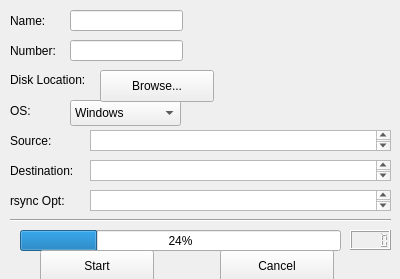
Above: cougarbackup.ui from mneavor/CougarBackup before the change. Below: the same form after it.
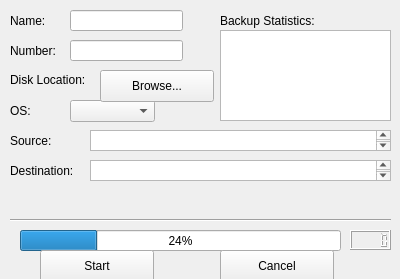
That is the form after the change.

The edit to the form file:
```diff
--- a/cougarbackup.ui
+++ b/cougarbackup.ui
@@ -109,10 +109,19 @@
     <rect>
      <x>70</x>
      <y>100</y>
-     <width>111</width>
+     <width>118</width>
      <height>26</height>
     </rect>
    </property>
+   <property name="editable">
+    <bool>false</bool>
+   </property>
+   <property name="currentIndex">
+    <number>-1</number>
+   </property>
+   <property name="sizeAdjustPolicy">
+    <enum>QComboBox::AdjustToContents</enum>
+   </property>
    <item>
     <property name="text">
      <string>Windows</string>
@@ -175,10 +184,10 @@
   <widget class="QTextBrowser" name="textBrowser_rsyncOptions">
    <property name="geometry">
     <rect>
-     <x>90</x>
-     <y>190</y>
-     <width>301</width>
-     <height>21</height>
+     <x>220</x>
+     <y>30</y>
+     <width>171</width>
+     <height>91</height>
     </rect>
    </property>
   </widget>
@@ -208,19 +217,6 @@
     <string>Destination:</string>
    </property>
   </widget>
-  <widget class="QLabel" name="label_rsyncOptions">
-   <property name="geometry">
-    <rect>
-     <x>10</x>
-     <y>190</y>
-     <width>71</width>
-     <height>21</height>
-    </rect>
-   </property>
-   <property name="text">
-    <string>rsync Opt:</string>
-   </property>
-  </widget>
   <widget class="QLineEdit" name="lineEdit_name">
    <property name="geometry">
     <rect>
@@ -254,6 +250,19 @@
     <string>Browse...</string>
    </property>
   </widget>
+  <widget class="QLabel" name="label_backupStats">
+   <property name="geometry">
+    <rect>
+     <x>220</x>
+     <y>10</y>
+     <width>111</width>
+     <height>21</height>
+    </rect>
+   </property>
+   <property name="text">
+    <string>Backup Statistics:</string>
+   </property>
+  </widget>
  </widget>
  <layoutdefault spacing="6" margin="11"/>
  <resources/>
```
Left out of the diff: 2 changed lines with no effect on the pictures.
